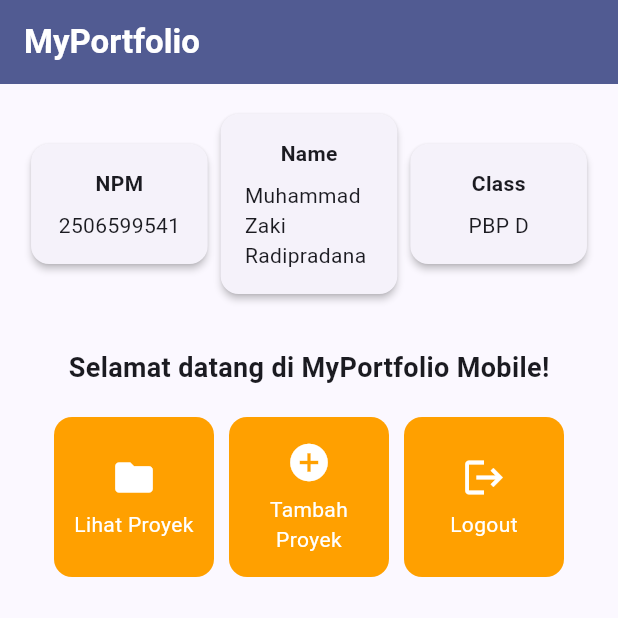
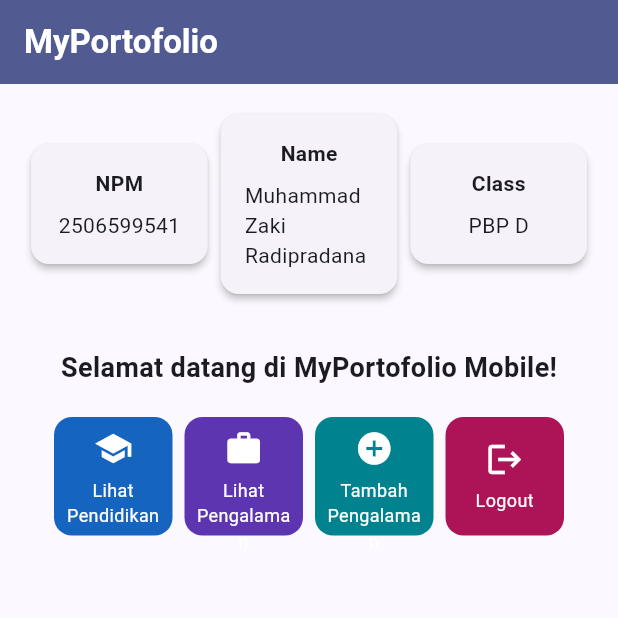
Before and after one commit to zakirdpradana/myportofolio_mobile, a Flutter app: the screen it shows after launch, on a phone screen of 412 x 824 dp, the top half of it. Run offline on Flutter 3.47's test engine with Material 3 defaults, Android fonts, the phone set to English and light mode, and no system bars.

Commit message:
feat: Add Lihat Pendidikan action button, replace existing action buttons with Lihat Pengalaman and Tambah Pengalaman, and apply distinct colors to all action buttons (Tugas 7)

```diff
--- a/lib/menu.dart
+++ b/lib/menu.dart
@@ -4,8 +4,9 @@ import 'package:flutter/material.dart';
 class ItemHomepage {
   final String name;
   final IconData icon;
+  final Color color;
 
-  ItemHomepage(this.name, this.icon);
+  ItemHomepage(this.name, this.icon, this.color);
 }
 
 
@@ -17,9 +18,10 @@ class MyHomePage extends StatelessWidget {
   final String kelas = "PBP D";
 
   final List<ItemHomepage> items = [
-    ItemHomepage("Lihat Proyek", Icons.folder),
-    ItemHomepage("Tambah Proyek", Icons.add_circle),
-    ItemHomepage("Logout", Icons.logout),
+    ItemHomepage("Lihat Pendidikan", Icons.school, Colors.blue.shade800),
+    ItemHomepage("Lihat Pengalaman", Icons.work, Colors.deepPurple.shade600),
+    ItemHomepage("Tambah Pengalaman", Icons.add_circle, Colors.cyan.shade800),
+    ItemHomepage("Logout", Icons.logout, Colors.pink.shade800),
   ];
 
   @override
@@ -29,7 +31,7 @@ class MyHomePage extends StatelessWidget {
       // AppBar menampilkan bar bagian atas halaman aplikasi.
       appBar: AppBar(
         title: const Text(
-          'MyPortfolio',
+          'MyPortofolio',
           style: TextStyle(
             color: Colors.white,
             fontWeight: FontWeight.bold,
@@ -62,7 +64,7 @@ class MyHomePage extends StatelessWidget {
                   const Padding(
                     padding: EdgeInsets.only(top: 16.0),
                     child: Text(
-                      'Selamat datang di MyPortfolio Mobile!',
+                      'Selamat datang di MyPortofolio Mobile!',
                       style: TextStyle(
                         fontWeight: FontWeight.bold,
                         fontSize: 18.0,
@@ -74,9 +76,9 @@ class MyHomePage extends StatelessWidget {
                   GridView.count(
                     primary: true,
                     padding: const EdgeInsets.all(20),
-                    crossAxisSpacing: 10,
-                    mainAxisSpacing: 10,
-                    crossAxisCount: 3,
+                    crossAxisSpacing: 8,
+                    mainAxisSpacing: 8,
+                    crossAxisCount: 4,
                     // shrinkWrap agar ukuran kisi menyesuaikan tinggi konten anak.
                     shrinkWrap: true,
                     children: items.map((ItemHomepage item) {
@@ -136,7 +138,7 @@ class ItemCard extends StatelessWidget {
   Widget build(BuildContext context) {
     return Material(
       // Menggunakan warna sekunder dari skema tema aplikasi.
-      color: Theme.of(context).colorScheme.secondary,
+      color: item.color,
       borderRadius: BorderRadius.circular(12),
       child: InkWell(
         // Aksi ketika kartu ditekan oleh pengguna.
@@ -157,13 +159,13 @@ class ItemCard extends StatelessWidget {
                 Icon(
                   item.icon,
                   color: Colors.white,
-                  size: 30.0,
+                  size: 26.0,
                 ),
                 const Padding(padding: EdgeInsets.all(3)),
                 Text(
                   item.name,
                   textAlign: TextAlign.center,
-                  style: const TextStyle(color: Colors.white),
+                  style: const TextStyle(color: Colors.white, fontSize: 12.0),
                 ),
               ],
             ),
```
